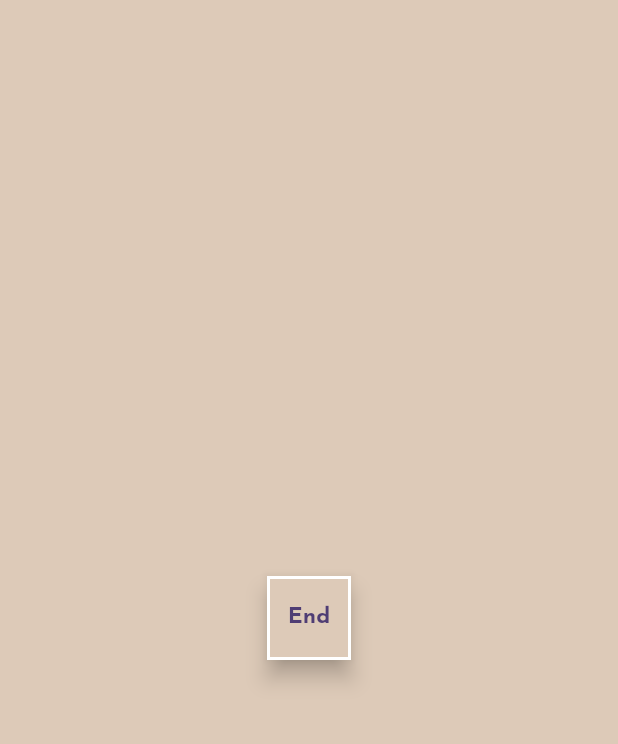
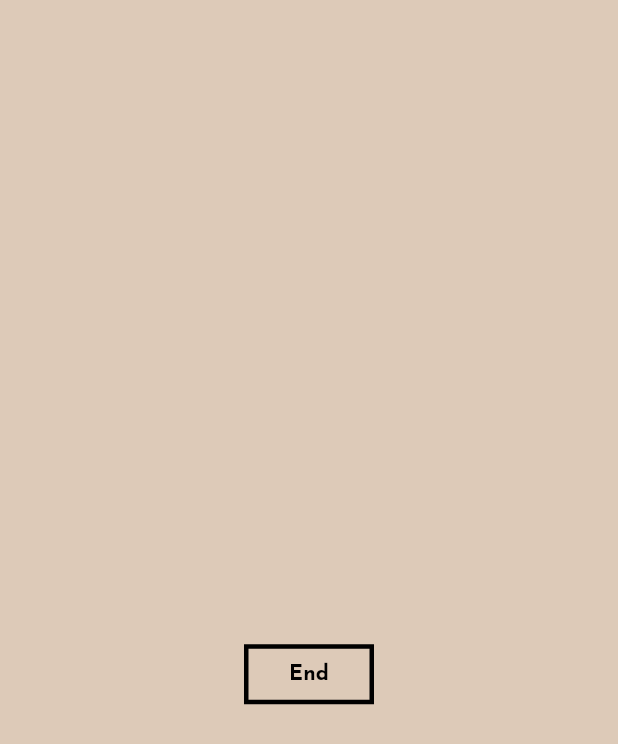
Before and after one commit to hanzeduardodedios1/whiskr, a Flutter app: the FocusPage screen opened directly, on a phone screen of 412 x 824 dp. Shown: the top 744 px of the screen. Run offline on Flutter 3.47's test engine with Material 3 defaults, Android fonts, the phone set to English and light mode, and no system bars; our stand-ins replace google_fonts.

Commit message:
modified end button

```diff
--- a/lib/focuspage.dart
+++ b/lib/focuspage.dart
@@ -16,24 +16,27 @@ class _FocusPageState extends State<FocusPage> {
         child: Column(
           mainAxisAlignment: MainAxisAlignment.center,
           children: [
-            FloatingActionButton(onPressed: () {
-              Navigator.pop(context);
-            },
+            SizedBox(
+              height: 75,
+            ),
+            OutlinedButton(onPressed: () {Navigator.pop(context);},
+            style: OutlinedButton.styleFrom(
+              padding: const EdgeInsets.symmetric(horizontal: 30, vertical: 10),
+                side: const BorderSide(
+                  color: Colors.black,
+                  width: 3,
+                ),
+              shape: RoundedRectangleBorder(
 
-            backgroundColor: Color(0xFFDDCAB8),
-            shape: RoundedRectangleBorder(
 
-              side: BorderSide(
-                color: Colors.white,
-                width: 2.0,
               )
-            )
-            ,
+            ),
             child: Text('End',
             style: TextStyle(
               fontWeight: FontWeight.bold,
-              fontSize: 15,
-            ),),)
+              color: Colors.black,
+
+            ),))
           ],
         ),
       )
```
